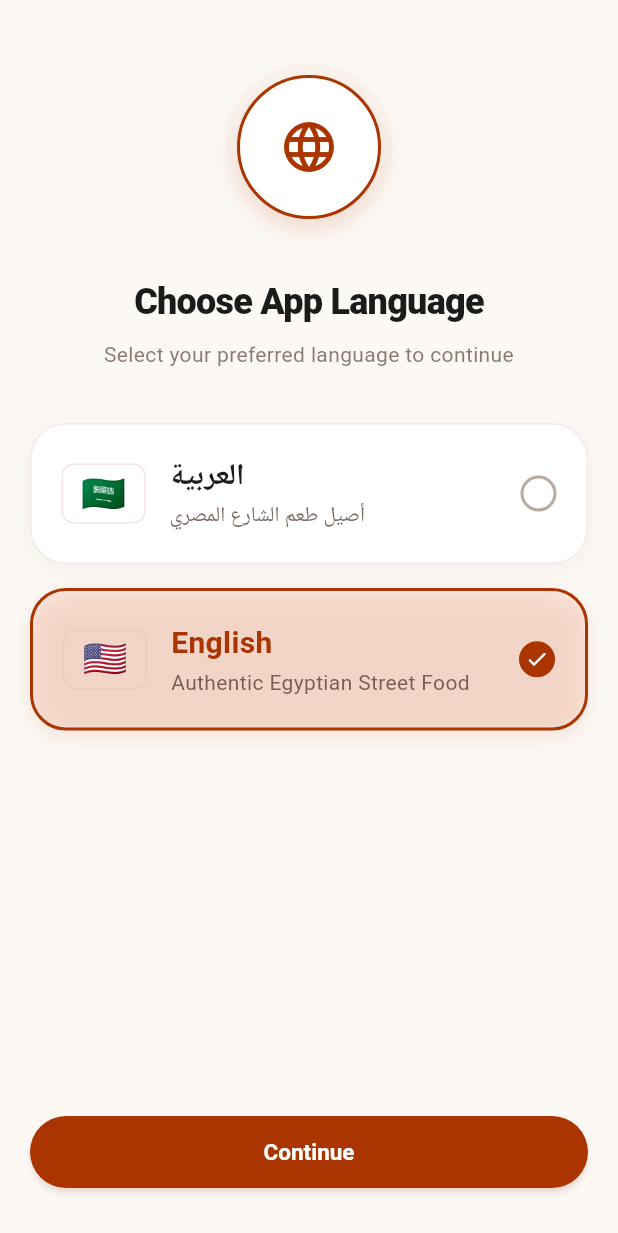
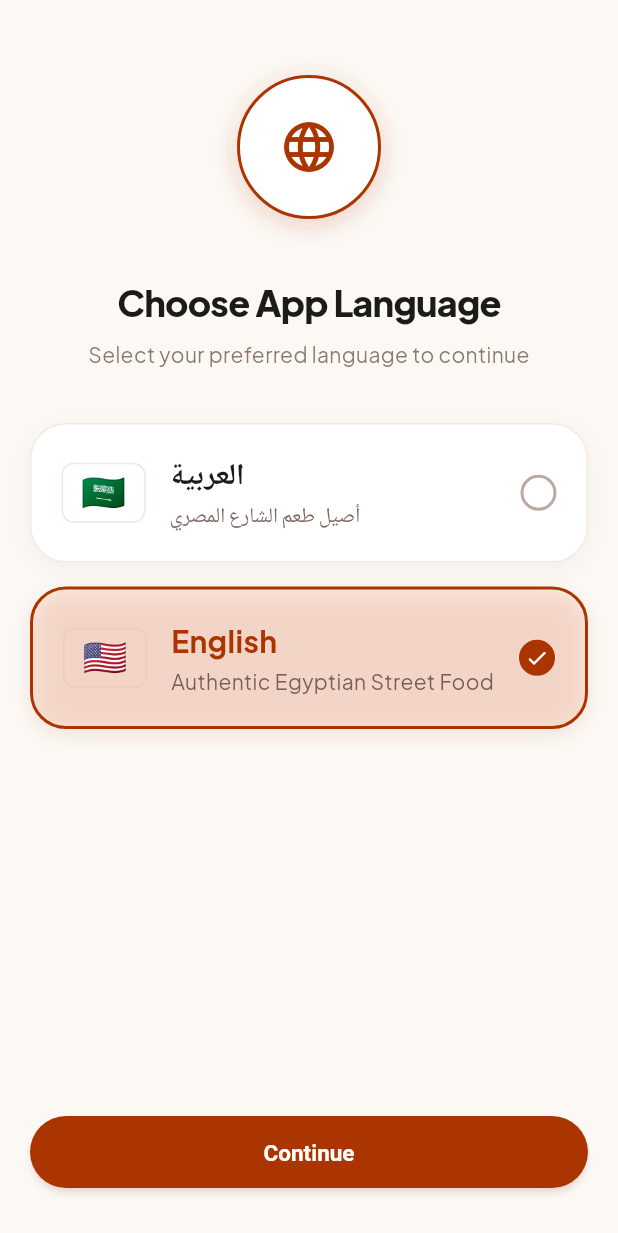
Before and after one commit to Ahmedkhalaf2-1/kebda_zaman_frontend, a Flutter app: the screen it shows after launch, on a phone screen of 412 x 824 dp. Shown: the top 1233 px of the screen. Run offline on Flutter 3.47's test engine with Material 3 defaults, Android fonts, the phone set to English and light mode, and no system bars; drawn by our look-alikes of cached_network_image; our stand-ins replace dio, easy_localization, firebase_core, firebase_messaging, flutter_local_notifications, flutter_riverpod and 6 more; accounts and stored records are empty; generated files the repository leaves out were written again; network calls fail; Roboto replaces fonts that are missing (Readex Pro).

Commit message:
refactor(ui): refine Arabic typography and spacing
Co-Authored-By: Claude Sonnet 5 <noreply@anthropic.com>

```diff
--- a/lib/app.dart
+++ b/lib/app.dart
@@ -17,6 +17,12 @@ class KebdaZamanApp extends ConsumerWidget {
   @override
   Widget build(BuildContext context, WidgetRef ref) {
     final goRouter = ref.watch(routerProvider);
+    // Locale-driven type system: Arabic renders in Alexandria, everything
+    // else in Plus Jakarta Sans. Applying it via ThemeData.fontFamily lets
+    // every TextTheme role (and any KZ.* style that leaves fontFamily unset)
+    // resolve the correct family automatically — no per-widget overrides.
+    final arabicLocale = context.locale.languageCode == 'ar';
+    final fontFamily = arabicLocale ? 'Alexandria' : 'Plus Jakarta Sans';
     // Eagerly initialize device repository so DeviceService is configured
     // before AuthNotifier restores the session and calls onSessionEstablished()
     ref.watch(deviceRepositoryProvider);
@@ -45,7 +51,7 @@ class KebdaZamanApp extends ConsumerWidget {
       },
       theme: ThemeData(
         useMaterial3: true,
-        fontFamily: 'Readex Pro',
+        fontFamily: fontFamily,
         colorScheme: ColorScheme.fromSeed(
           seedColor: KZ.primary,
           primary: KZ.primary,
--- a/lib/core/theme/kz_design_system.dart
+++ b/lib/core/theme/kz_design_system.dart
@@ -210,7 +210,6 @@ class KZ {
     // Was 'Montserrat', which was never bundled as an asset and silently
     // fell back to each platform's system font — fixed to the app's real
     // typeface. Size/weight/color intentionally left untouched.
-    fontFamily: 'Readex Pro',
     fontSize: 20,
     fontWeight: FontWeight.w800,
     color: primary,
@@ -225,9 +224,12 @@ class KZ {
   // ─── Semantic Type Scale (Sprint 2) ────────────────────────────────────
   // The one-and-only type scale for newly-adopted screens/components. Every
   // role is named for what it *means*, never for its numeric size, so a
-  // future scale adjustment never requires renaming call sites. All roles
-  // use the Readex Pro family (the app's single bilingual Arabic/Latin
-  // typeface — see Sprint 2 report) at weight >= 400: never light/thin.
+  // future scale adjustment never requires renaming call sites. None of
+  // these roles set fontFamily: the active family (Alexandria for Arabic,
+  // Plus Jakarta Sans otherwise) is resolved centrally by ThemeData in
+  // lib/app.dart based on locale — never hardcode fontFamily at a call site,
+  // or it will stop following the locale switch. All roles use weight >=
+  // 400: never light/thin.
   //
   // "Max usage" below is a guideline for reviewers, not an enforced limit.
 
@@ -235,7 +237,6 @@ class KZ {
   /// standout number or headline (e.g. a splash/onboarding statement).
   /// Never for ordinary page titles.
   static const TextStyle display = TextStyle(
-    fontFamily: 'Readex Pro',
     fontSize: 32,
     height: 1.2,
     fontWeight: FontWeight.w700,
@@ -245,7 +246,6 @@ class KZ {
   /// The screen's own title (AppBar title / top-of-screen heading). Max
   /// usage: exactly one per screen.
   static const TextStyle pageTitle = TextStyle(
-    fontFamily: 'Readex Pro',
     fontSize: 22,
     height: 1.25,
     fontWeight: FontWeight.w700,
@@ -255,7 +255,6 @@ class KZ {
   /// Header introducing a group of content within a screen (e.g. "Popular
   /// Now", "Your Cart"). Max usage: once per section.
   static const TextStyle sectionTitle = TextStyle(
-    fontFamily: 'Readex Pro',
     fontSize: 18,
     height: 1.3,
     fontWeight: FontWeight.w700,
@@ -266,7 +265,6 @@ class KZ {
   /// A menu item / product name in a list, grid, or card. Intended for 1-2
   /// lines; truncate beyond that rather than growing the row.
   static const TextStyle itemTitle = TextStyle(
-    fontFamily: 'Readex Pro',
     fontSize: 15,
     height: 1.3,
     fontWeight: FontWeight.w600,
@@ -277,7 +275,6 @@ class KZ {
   /// name). Slightly smaller/quieter than [itemTitle] since it usually sits
   /// alongside metadata (status, date) rather than a hero food image.
   static const TextStyle cardTitle = TextStyle(
-    fontFamily: 'Readex Pro',
     fontSize: 14,
     height: 1.3,
     fontWeight: FontWeight.w700,
@@ -286,7 +283,6 @@ class KZ {
 
   /// Prominent supporting paragraph — item descriptions, promo detail text.
   static const TextStyle bodyLarge = TextStyle(
-    fontFamily: 'Readex Pro',
     fontSize: 15,
     height: 1.45,
     fontWeight: FontWeight.w500,
@@ -295,7 +291,6 @@ class KZ {
 
   /// Default paragraph/body text for ordinary UI copy.
   static const TextStyle body = TextStyle(
-    fontFamily: 'Readex Pro',
     fontSize: 14,
     height: 1.4,
     fontWeight: FontWeight.w500,
@@ -305,7 +300,6 @@ class KZ {
   /// Secondary/supporting inline text — quieter than [body], still legible
   /// at normal reading distance. Not for anything load-bearing.
   static const TextStyle bodySmall = TextStyle(
-    fontFamily: 'Readex Pro',
     fontSize: 13,
     height: 1.4,
     fontWeight: FontWeight.w400,
@@ -314,25 +308,22 @@ class KZ {
 
   /// Prominent field/form label or a selected tab label.
   static const TextStyle labelLarge = TextStyle(
-    fontFamily: 'Readex Pro',
     fontSize: 14,
-    height: 1.2,
+    height: 1.35,
     fontWeight: FontWeight.w600,
     color: onSurface,
   );
 
   /// Standard label — chip text, filter text, compact control labels.
   static const TextStyle label = TextStyle(
-    fontFamily: 'Readex Pro',
     fontSize: 12,
-    height: 1.2,
+    height: 1.35,
     fontWeight: FontWeight.w600,
     color: onSurfaceVariant,
   );
 
   /// Least prominent helper/meta text — timestamps, fine print, disclaimers.
   static const TextStyle caption = TextStyle(
-    fontFamily: 'Readex Pro',
     fontSize: 11,
     height: 1.3,
     fontWeight: FontWeight.w500,
@@ -342,9 +333,8 @@ class KZ {
   /// A prominent, standalone price — item details price, cart grand total.
   /// Max usage: one per screen/card; use [price] for anything else.
   static const TextStyle priceLarge = TextStyle(
-    fontFamily: 'Readex Pro',
     fontSize: 22,
-    height: 1.2,
+    height: 1.35,
     fontWeight: FontWeight.w800,
     color: primary,
     fontFeatures: [FontFeature.tabularFigures()],
@@ -352,9 +342,8 @@ class KZ {
 
   /// A standard, inline price — menu list price, order line price.
   static const TextStyle price = TextStyle(
-    fontFamily: 'Readex Pro',
     fontSize: 15,
-    height: 1.2,
+    height: 1.35,
     fontWeight: FontWeight.w700,
     color: onSurface,
     fontFeatures: [FontFeature.tabularFigures()],
@@ -363,17 +352,15 @@ class KZ {
   /// Button label text. Color intentionally omitted — each button variant
   /// supplies its own foreground color.
   static const TextStyle buttonLabel = TextStyle(
-    fontFamily: 'Readex Pro',
     fontSize: 15,
-    height: 1.2,
+    height: 1.35,
     fontWeight: FontWeight.w700,
   );
 
   /// Bottom navigation / tab bar item label.
   static const TextStyle navigationLabel = TextStyle(
-    fontFamily: 'Readex Pro',
     fontSize: 11,
-    height: 1.2,
+    height: 1.35,
     fontWeight: FontWeight.w600,
     color: onSurfaceVariant,
   );
@@ -382,9 +369,8 @@ class KZ {
   /// a non-color signal (icon or explicit word) — never rely on color alone
   /// to communicate status.
   static const TextStyle statusLabel = TextStyle(
-    fontFamily: 'Readex Pro',
     fontSize: 11,
-    height: 1.2,
+    height: 1.35,
     fontWeight: FontWeight.w700,
     letterSpacing: 0.4,
   );
--- a/lib/features/customer/presentation/screens/auth_choice_screen.dart
+++ b/lib/features/customer/presentation/screens/auth_choice_screen.dart
@@ -79,7 +79,6 @@ class AuthChoiceScreen extends ConsumerWidget {
                         'onboarding.welcome_title'.tr(),
                         textAlign: TextAlign.center,
                         style: const TextStyle(
-                          fontFamily: 'Plus Jakarta Sans',
                           fontSize: 32,
                           fontWeight: FontWeight.w900,
                           color: Color(0xFF1A1A1A),
@@ -97,7 +96,6 @@ class AuthChoiceScreen extends ConsumerWidget {
                           'onboarding.welcome_sub'.tr(),
                           textAlign: TextAlign.center,
                           style: TextStyle(
-                            fontFamily: 'Plus Jakarta Sans',
                             fontSize: 18,
                             color: KZ.secondary.withValues(alpha: 0.9),
                             height: 1.5,
@@ -172,7 +170,8 @@ class _KebdaLogoPainter extends CustomPainter {
   @override
   void paint(Canvas canvas, Size size) {
     final paint = Paint()
-      ..color = KZ.primary // #8c2b00
+      ..color = KZ
+          .primary // #8c2b00
       ..style = PaintingStyle.stroke
       ..strokeWidth = 2.0
       ..strokeCap = StrokeCap.round
--- a/lib/features/customer/presentation/screens/language_select_screen.dart
+++ b/lib/features/customer/presentation/screens/language_select_screen.dart
@@ -54,7 +54,6 @@ class _LanguageSelectScreenState extends ConsumerState<LanguageSelectScreen> {
                 'onboarding.select_language'.tr(),
                 textAlign: TextAlign.center,
                 style: const TextStyle(
-                  fontFamily: 'Plus Jakarta Sans',
                   fontSize: 24,
                   fontWeight: FontWeight.w800,
                   color: KZ.onSurface,
@@ -68,7 +67,6 @@ class _LanguageSelectScreenState extends ConsumerState<LanguageSelectScreen> {
                 'onboarding.select_language_sub'.tr(),
                 textAlign: TextAlign.center,
                 style: TextStyle(
-                  fontFamily: 'Plus Jakarta Sans',
                   fontSize: 14,
                   color: KZ.onSurfaceVariant.withValues(alpha: 0.7),
                 ),
@@ -186,7 +184,6 @@ class _LanguageSelectScreenState extends ConsumerState<LanguageSelectScreen> {
                   Text(
                     title,
                     style: TextStyle(
-                      fontFamily: 'Plus Jakarta Sans',
                       fontSize: 20,
                       fontWeight: FontWeight.w700,
                       color: isSelected ? KZ.primary : KZ.onSurface,
@@ -196,7 +193,6 @@ class _LanguageSelectScreenState extends ConsumerState<LanguageSelectScreen> {
                   Text(
                     subtitle,
                     style: TextStyle(
-                      fontFamily: 'Plus Jakarta Sans',
                       fontSize: 14,
                       color: KZ.onSurfaceVariant.withValues(alpha: 0.8),
                     ),
--- a/lib/features/customer/presentation/screens/order_tracking_screen.dart
+++ b/lib/features/customer/presentation/screens/order_tracking_screen.dart
@@ -855,7 +855,6 @@ class _OrderTrackingScreenState extends ConsumerState<OrderTrackingScreen> {
                     Text(
                       step.title,
                       style: TextStyle(
-                        fontFamily: 'Plus Jakarta Sans',
                         fontSize: isActive ? 18 : 16,
                         fontWeight: isActive || isCompleted
                             ? FontWeight.w800
@@ -874,7 +873,6 @@ class _OrderTrackingScreenState extends ConsumerState<OrderTrackingScreen> {
                     Text(
                       subtitle,
                       style: TextStyle(
-                        fontFamily: 'Plus Jakarta Sans',
                         fontSize: isActive ? 14 : 13,
                         fontWeight: isActive
                             ? FontWeight.w600
@@ -895,7 +893,6 @@ class _OrderTrackingScreenState extends ConsumerState<OrderTrackingScreen> {
       }),
     );
   }
-
 }
 
 class _TrackingStepData {
```
Also changed, not shown: assets/fonts/Alexandria-OFL.txt (added, +93 -0 lines), assets/fonts/PlusJakartaSans-OFL.txt (added, +93 -0 lines), lib/core/widgets/kz_state_views.dart (+13 -9 lines), lib/features/customer/presentation/screens/checkout_screen.dart (+11 -18 lines), lib/features/customer/presentation/screens/login_screen.dart (+0 -14 lines), lib/features/customer/presentation/screens/onboarding_screen.dart (+3 -7 lines), lib/features/customer/presentation/screens/orders_screen.dart (+0 -9 lines), lib/features/customer/presentation/screens/profile_screen.dart (+35 -23 lines), lib/features/customer/presentation/screens/signup_screen.dart (+26 -39 lines), pubspec.yaml (+24 -5 lines), assets/fonts/Alexandria-Variable.ttf (added), assets/fonts/PlusJakartaSans-Variable.ttf (added).
